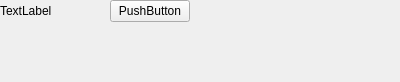
Qt form src/client/full.ui (RanHum/ZLP-Library) before a commit.
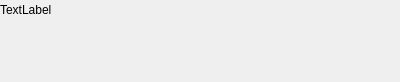
The same form after that commit.

What changed in the file:
```diff
--- a/src/client/full.ui
+++ b/src/client/full.ui
@@ -48,25 +48,6 @@
       </property>
      </widget>
     </item>
-    <item>
-     <widget class="QPushButton" name="pushButton">
-      <property name="sizePolicy">
-       <sizepolicy hsizetype="Fixed" vsizetype="Fixed">
-        <horstretch>0</horstretch>
-        <verstretch>0</verstretch>
-       </sizepolicy>
-      </property>
-      <property name="minimumSize">
-       <size>
-        <width>80</width>
-        <height>20</height>
-       </size>
-      </property>
-      <property name="text">
-       <string>PushButton</string>
-      </property>
-     </widget>
-    </item>
    </layout>
   </widget>
  </widget>
```
